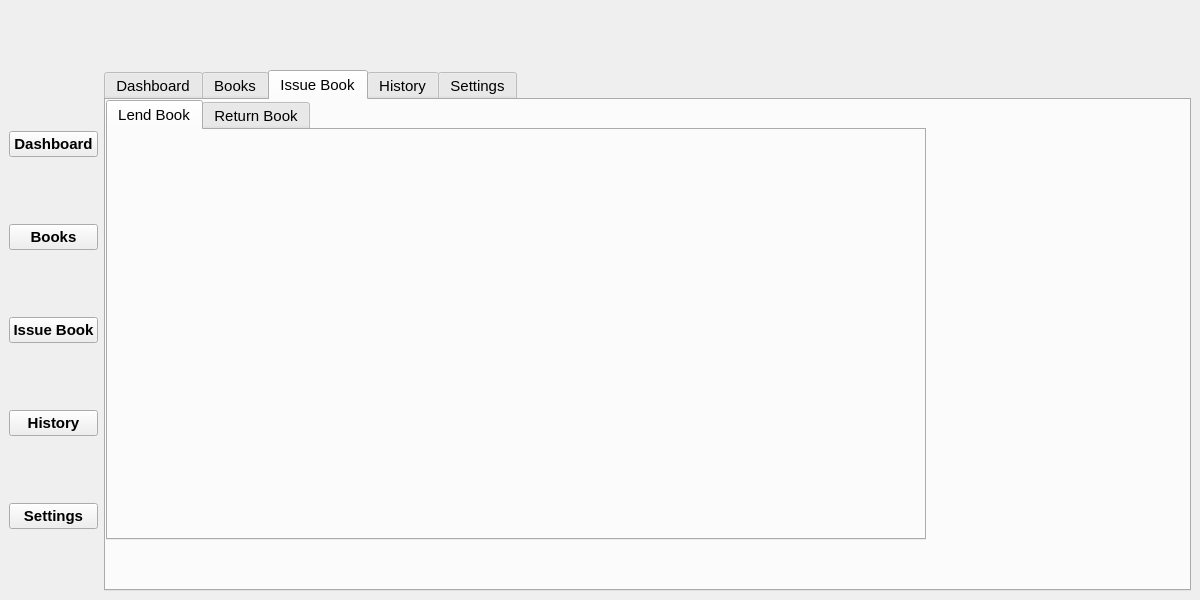
First picture: the form in main.ui, repository Porcupine1/School_Library_System, before the edit.
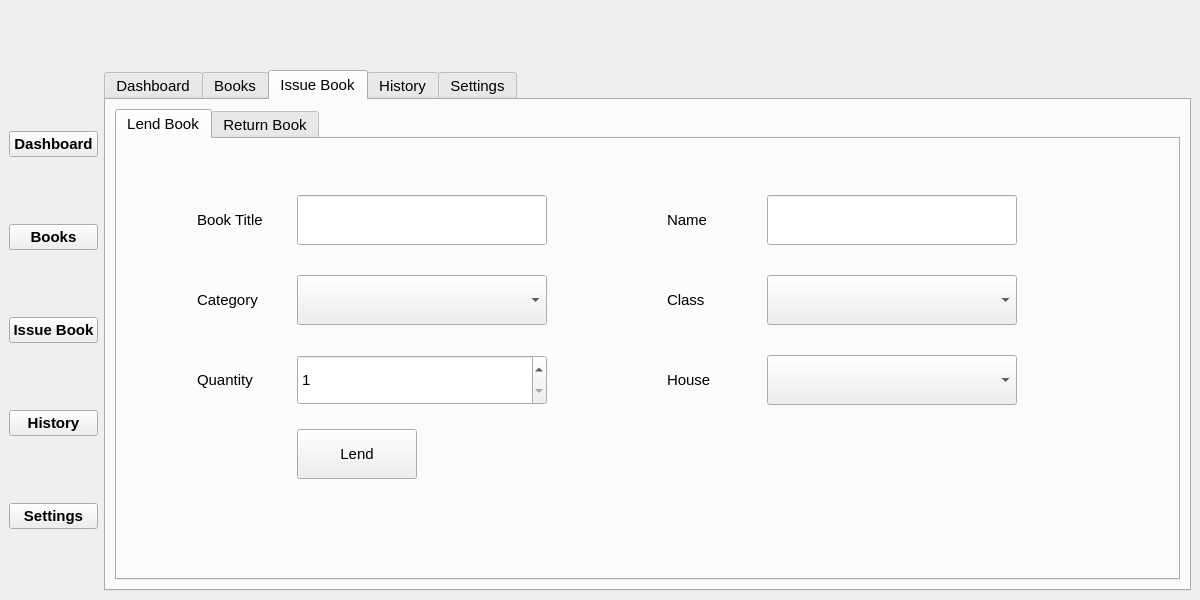
Second picture: the form after the edit. The open tabs and pages were chosen to show the change. Icons and pictures are not drawn.

Diff of the .ui file:
```diff
--- a/main.ui
+++ b/main.ui
@@ -610,29 +610,247 @@
        <attribute name="title">
         <string>Issue Book</string>
        </attribute>
-       <widget class="QTabWidget" name="books_tab_widget_2">
-        <property name="geometry">
-         <rect>
-          <x>0</x>
-          <y>0</y>
-          <width>820</width>
-          <height>440</height>
-         </rect>
-        </property>
-        <property name="currentIndex">
-         <number>0</number>
-        </property>
-        <widget class="QWidget" name="tab_10">
-         <attribute name="title">
-          <string>Lend Book</string>
-         </attribute>
-        </widget>
-        <widget class="QWidget" name="tab_11">
-         <attribute name="title">
-          <string>Return Book</string>
-         </attribute>
-        </widget>
-       </widget>
+       <layout class="QHBoxLayout" name="horizontalLayout_2">
+        <item>
+         <widget class="QTabWidget" name="books_tab_widget_2">
+          <property name="currentIndex">
+           <number>1</number>
+          </property>
+          <widget class="QWidget" name="tab_10">
+           <attribute name="title">
+            <string>Lend Book</string>
+           </attribute>
+           <widget class="QSpinBox" name="quantity_spin_box_3">
+            <property name="geometry">
+             <rect>
+              <x>180</x>
+              <y>216</y>
+              <width>250</width>
+              <height>50</height>
+             </rect>
+            </property>
+            <property name="minimum">
+             <number>1</number>
+            </property>
+            <property name="maximum">
+             <number>1000</number>
+            </property>
+           </widget>
+           <widget class="QLineEdit" name="book_title_le_3">
+            <property name="geometry">
+             <rect>
+              <x>180</x>
+              <y>56</y>
+              <width>250</width>
+              <height>50</height>
+             </rect>
+            </property>
+            <property name="text">
+             <string/>
+            </property>
+           </widget>
+           <widget class="QLabel" name="label_16">
+            <property name="geometry">
+             <rect>
+              <x>80</x>
+              <y>56</y>
+              <width>80</width>
+              <height>50</height>
+             </rect>
+            </property>
+            <property name="text">
+             <string>Book Title</string>
+            </property>
+           </widget>
+           <widget class="QComboBox" name="category_combo_box_3">
+            <property name="geometry">
+             <rect>
+              <x>180</x>
+              <y>136</y>
+              <width>250</width>
+              <height>50</height>
+             </rect>
+            </property>
+            <property name="editable">
+             <bool>false</bool>
+            </property>
+            <property name="currentIndex">
+             <number>-1</number>
+            </property>
+           </widget>
+           <widget class="QLabel" name="label_17">
+            <property name="geometry">
+             <rect>
+              <x>80</x>
+              <y>216</y>
+              <width>80</width>
+              <height>50</height>
+             </rect>
+            </property>
+            <property name="text">
+             <string>Quantity</string>
+            </property>
+           </widget>
+           <widget class="QLabel" name="label_19">
+            <property name="geometry">
+             <rect>
+              <x>80</x>
+              <y>136</y>
+              <width>80</width>
+              <height>50</height>
+             </rect>
+            </property>
+            <property name="text">
+             <string>Category</string>
+            </property>
+           </widget>
+           <widget class="QPushButton" name="lend_book_btn">
+            <property name="geometry">
+             <rect>
+              <x>180</x>
+              <y>290</y>
+              <width>120</width>
+              <height>50</height>
+             </rect>
+            </property>
+            <property name="text">
+             <string>Lend</string>
+            </property>
+           </widget>
+           <widget class="QLabel" name="label_20">
+            <property name="geometry">
+             <rect>
+              <x>550</x>
+              <y>136</y>
+              <width>80</width>
+              <height>50</height>
+             </rect>
+            </property>
+            <property name="text">
+             <string>Class</string>
+            </property>
+           </widget>
+           <widget class="QLabel" name="label_21">
+            <property name="geometry">
+             <rect>
+              <x>550</x>
+              <y>56</y>
+              <width>80</width>
+              <height>50</height>
+             </rect>
+            </property>
+            <property name="text">
+             <string>Name</string>
+            </property>
+           </widget>
+           <widget class="QLineEdit" name="client_name_le">
+            <property name="geometry">
+             <rect>
+              <x>650</x>
+              <y>56</y>
+              <width>250</width>
+              <height>50</height>
+             </rect>
+            </property>
+           </widget>
+           <widget class="QLabel" name="label_22">
+            <property name="geometry">
+             <rect>
+              <x>550</x>
+              <y>216</y>
+              <width>80</width>
+              <height>50</height>
+             </rect>
+            </property>
+            <property name="text">
+             <string>House</string>
+            </property>
+           </widget>
+           <widget class="QComboBox" name="class_combo_box">
+            <property name="geometry">
+             <rect>
+              <x>650</x>
+              <y>136</y>
+              <width>250</width>
+              <height>50</height>
+             </rect>
+            </property>
+            <property name="editable">
+             <bool>false</bool>
+            </property>
+           </widget>
+           <widget class="QComboBox" name="house_combo_box">
+            <property name="geometry">
+             <rect>
+              <x>650</x>
+              <y>216</y>
+              <width>250</width>
+              <height>50</height>
+             </rect>
+            </property>
+            <property name="editable">
+             <bool>false</bool>
+            </property>
+           </widget>
+          </widget>
+          <widget class="QWidget" name="tab_11">
+           <attribute name="title">
+            <string>Return Book</string>
+           </attribute>
+           <layout class="QGridLayout" name="gridLayout">
+            <item row="2" column="0">
+             <widget class="QLabel" name="label_26">
+              <property name="text">
+               <string>House</string>
+              </property>
+             </widget>
+            </item>
+            <item row="1" column="1">
+             <widget class="QComboBox" name="class_combo_box_2">
+              <property name="editable">
+               <bool>false</bool>
+              </property>
+             </widget>
+            </item>
+            <item row="1" column="0">
+             <widget class="QLabel" name="label_25">
+              <property name="text">
+               <string>Class</string>
+              </property>
+             </widget>
+            </item>
+            <item row="0" column="1">
+             <widget class="QLineEdit" name="client_name_le_2"/>
+            </item>
+            <item row="2" column="1">
+             <widget class="QComboBox" name="house_combo_box_2">
+              <property name="editable">
+               <bool>false</bool>
+              </property>
+             </widget>
+            </item>
+            <item row="0" column="0">
+             <widget class="QLabel" name="label_24">
+              <property name="text">
+               <string>Name</string>
+              </property>
+             </widget>
+            </item>
+            <item row="0" column="2" rowspan="5">
+             <widget class="QTableView" name="client_record_tv"/>
+            </item>
+            <item row="3" column="1">
+             <widget class="QPushButton" name="client_search_btn">
+              <property name="text">
+               <string>Search</string>
+              </property>
+             </widget>
+            </item>
+           </layout>
+          </widget>
+         </widget>
+        </item>
+       </layout>
       </widget>
       <widget class="QWidget" name="history_tab">
        <attribute name="title">
```
Left out of the diff: 4 changed lines with no effect on the pictures.
